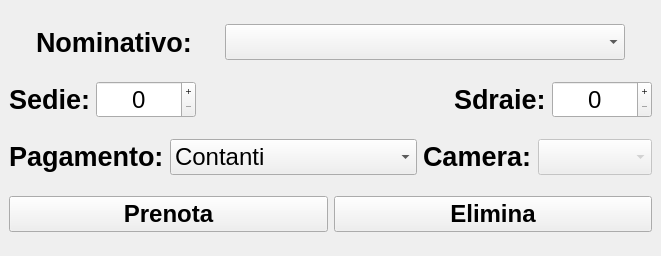
The window that ui/prenota_ombrellone.ui (Raccispini/Progetto-Hotel) describes before a commit, drawn with Qt 5.
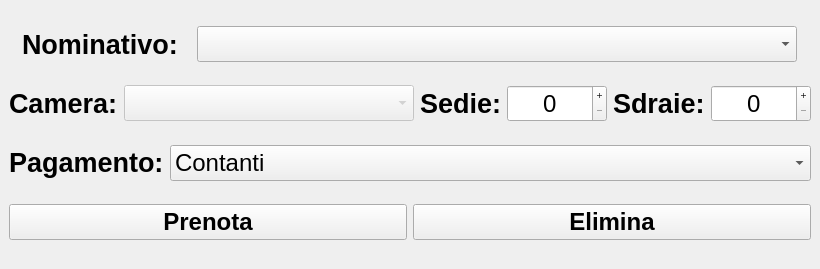
The same window after the commit. Icons and pictures are not drawn.

```diff
--- a/ui/prenota_ombrellone.ui
+++ b/ui/prenota_ombrellone.ui
@@ -6,20 +6,20 @@
    <rect>
     <x>0</x>
     <y>0</y>
-    <width>661</width>
-    <height>256</height>
+    <width>820</width>
+    <height>269</height>
    </rect>
   </property>
   <property name="minimumSize">
    <size>
-    <width>661</width>
-    <height>256</height>
+    <width>820</width>
+    <height>269</height>
    </size>
   </property>
   <property name="maximumSize">
    <size>
-    <width>661</width>
-    <height>256</height>
+    <width>820</width>
+    <height>269</height>
    </size>
   </property>
   <property name="windowTitle">
@@ -56,7 +56,7 @@
       <item>
        <widget class="QComboBox" name="cB_nominativo">
         <property name="sizePolicy">
-         <sizepolicy hsizetype="Preferred" vsizetype="Fixed">
+         <sizepolicy hsizetype="Expanding" vsizetype="Fixed">
           <horstretch>0</horstretch>
           <verstretch>0</verstretch>
          </sizepolicy>
@@ -69,7 +69,7 @@
         </property>
         <property name="maximumSize">
          <size>
-          <width>400</width>
+          <width>600</width>
           <height>16777215</height>
          </size>
         </property>
@@ -88,8 +88,87 @@
       </item>
      </layout>
     </item>
-    <item row="1" column="0">
+    <item row="4" column="0" colspan="2">
+     <layout class="QHBoxLayout" name="horizontalLayout_4">
+      <item>
+       <widget class="QPushButton" name="pB_prenota_ombrellone">
+        <property name="font">
+         <font>
+          <pointsize>18</pointsize>
+          <weight>75</weight>
+          <bold>true</bold>
+         </font>
+        </property>
+        <property name="cursor">
+         <cursorShape>PointingHandCursor</cursorShape>
+        </property>
+        <property name="text">
+         <string>Prenota</string>
+        </property>
+       </widget>
+      </item>
+      <item>
+       <widget class="QPushButton" name="pB_elimina_ombrellone">
+        <property name="font">
+         <font>
+          <pointsize>18</pointsize>
+          <weight>75</weight>
+          <bold>true</bold>
+         </font>
+        </property>
+        <property name="cursor">
+         <cursorShape>PointingHandCursor</cursorShape>
+        </property>
+        <property name="text">
+         <string>Elimina</string>
+        </property>
+       </widget>
+      </item>
+     </layout>
+    </item>
+    <item row="2" column="0" colspan="2">
      <layout class="QHBoxLayout" name="horizontalLayout">
+      <item>
+       <widget class="QLabel" name="label_5">
+        <property name="sizePolicy">
+         <sizepolicy hsizetype="Fixed" vsizetype="Fixed">
+          <horstretch>0</horstretch>
+          <verstretch>0</verstretch>
+         </sizepolicy>
+        </property>
+        <property name="font">
+         <font>
+          <pointsize>20</pointsize>
+          <weight>75</weight>
+          <bold>true</bold>
+         </font>
+        </property>
+        <property name="text">
+         <string>Camera:</string>
+        </property>
+       </widget>
+      </item>
+      <item>
+       <widget class="QComboBox" name="cB_camera">
+        <property name="enabled">
+         <bool>false</bool>
+        </property>
+        <property name="sizePolicy">
+         <sizepolicy hsizetype="Expanding" vsizetype="Fixed">
+          <horstretch>0</horstretch>
+          <verstretch>0</verstretch>
+         </sizepolicy>
+        </property>
+        <property name="font">
+         <font>
+          <pointsize>18</pointsize>
+         </font>
+        </property>
+        <property name="cursor">
+         <cursorShape>PointingHandCursor</cursorShape>
+        </property>
+       </widget>
+      </item>
       <item>
        <widget class="QLabel" name="label_2">
         <property name="sizePolicy">
@@ -152,23 +231,6 @@
         </property>
        </widget>
       </item>
-     </layout>
-    </item>
-    <item row="1" column="1">
-     <layout class="QHBoxLayout" name="horizontalLayout_5">
-      <item>
-       <spacer name="horizontalSpacer">
-        <property name="orientation">
-         <enum>Qt::Horizontal</enum>
-        </property>
-        <property name="sizeHint" stdset="0">
-         <size>
-          <width>40</width>
-          <height>20</height>
-         </size>
-        </property>
-       </spacer>
-      </item>
       <item>
        <widget class="QLabel" name="label_3">
         <property name="sizePolicy">
@@ -233,7 +295,7 @@
       </item>
      </layout>
     </item>
-    <item row="2" column="0" colspan="2">
+    <item row="3" column="0" colspan="2">
      <layout class="QHBoxLayout" name="horizontalLayout_3">
       <item>
        <widget class="QLabel" name="label_4">
@@ -292,85 +354,6 @@
           <string>Acconto</string>
          </property>
         </item>
-       </widget>
-      </item>
-      <item>
-       <widget class="QLabel" name="label_5">
-        <property name="sizePolicy">
-         <sizepolicy hsizetype="Fixed" vsizetype="Fixed">
-          <horstretch>0</horstretch>
-          <verstretch>0</verstretch>
-         </sizepolicy>
-        </property>
-        <property name="font">
-         <font>
-          <pointsize>20</pointsize>
-          <weight>75</weight>
-          <bold>true</bold>
-         </font>
-        </property>
-        <property name="text">
-         <string>Camera:</string>
-        </property>
-       </widget>
-      </item>
-      <item>
-       <widget class="QComboBox" name="cB_camera">
-        <property name="enabled">
-         <bool>false</bool>
-        </property>
-        <property name="sizePolicy">
-         <sizepolicy hsizetype="Fixed" vsizetype="Fixed">
-          <horstretch>0</horstretch>
-          <verstretch>0</verstretch>
-         </sizepolicy>
-        </property>
-        <property name="font">
-         <font>
-          <pointsize>18</pointsize>
-         </font>
-        </property>
-        <property name="cursor">
-         <cursorShape>PointingHandCursor</cursorShape>
-        </property>
-       </widget>
-      </item>
-     </layout>
-    </item>
-    <item row="3" column="0" colspan="2">
-     <layout class="QHBoxLayout" name="horizontalLayout_4">
-      <item>
-       <widget class="QPushButton" name="pB_prenota_ombrellone">
-        <property name="font">
-         <font>
-          <pointsize>18</pointsize>
-          <weight>75</weight>
-          <bold>true</bold>
-         </font>
-        </property>
-        <property name="cursor">
-         <cursorShape>PointingHandCursor</cursorShape>
-        </property>
-        <property name="text">
-         <string>Prenota</string>
-        </property>
-       </widget>
-      </item>
-      <item>
-       <widget class="QPushButton" name="pB_elimina_ombrellone">
-        <property name="font">
-         <font>
-          <pointsize>18</pointsize>
-          <weight>75</weight>
-          <bold>true</bold>
-         </font>
-        </property>
-        <property name="cursor">
-         <cursorShape>PointingHandCursor</cursorShape>
-        </property>
-        <property name="text">
-         <string>Elimina</string>
-        </property>
        </widget>
       </item>
      </layout>
```
Left out of the diff: 3 changed lines with no effect on the pictures.
